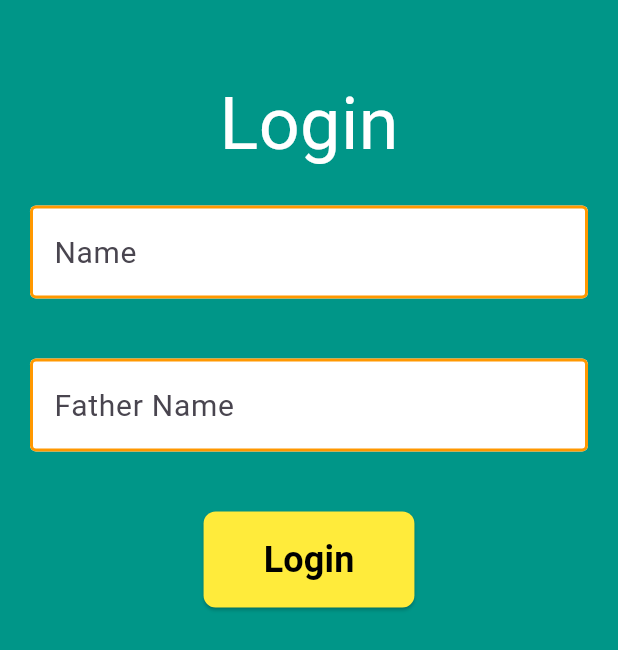
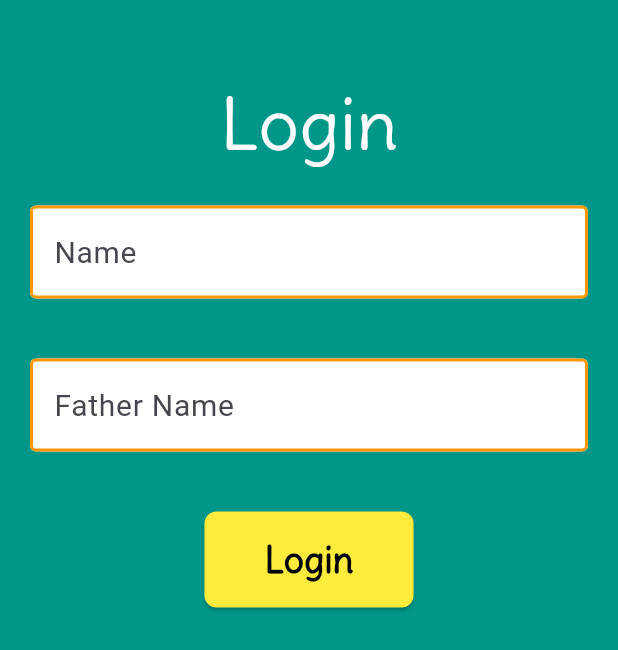
Before and after one commit to AKRASHEJAZ/testingSystem, a Flutter app: the screen it shows after launch, on a phone screen of 412 x 824 dp. Shown: the part 258-908 px from the top of the screen. Run offline on Flutter 3.47's test engine with Material 3 defaults, Android fonts, the phone set to English and light mode, and no system bars.

Commit message:
added delius font

```diff
--- a/lib/customWidgets/typography/buttonText.dart
+++ b/lib/customWidgets/typography/buttonText.dart
@@ -8,7 +8,11 @@ class ButtonText extends StatelessWidget {
   Widget build(BuildContext context) {
     return (Text(
       buttonText,
-      style: const TextStyle(fontSize: 24, fontWeight: FontWeight.bold),
+      style: const TextStyle(
+        fontSize: 24,
+        fontWeight: FontWeight.bold,
+        fontFamily: 'delius',
+      ),
     ));
   }
 }
--- a/lib/customWidgets/typography/heading1.dart
+++ b/lib/customWidgets/typography/heading1.dart
@@ -8,7 +8,11 @@ class Heading extends StatelessWidget {
   Widget build(Object context) {
     return (Text(
       this.text,
-      style: TextStyle(color: AppColorScheme.primary1, fontSize: 48),
+      style: TextStyle(
+        color: AppColorScheme.primary1,
+        fontSize: 48,
+        fontFamily: 'delius',
+      ),
     ));
   }
 }
--- a/lib/customWidgets/typography/heading2.dart
+++ b/lib/customWidgets/typography/heading2.dart
@@ -8,7 +8,11 @@ class Heading extends StatelessWidget {
   Widget build(Object context) {
     return (Text(
       this.text,
-      style: TextStyle(color: AppColorScheme.ascent1, fontSize: 48),
+      style: TextStyle(
+        color: AppColorScheme.ascent1,
+        fontSize: 48,
+        fontFamily: 'delius',
+      ),
     ));
   }
 }
--- a/lib/main.dart
+++ b/lib/main.dart
@@ -10,6 +10,11 @@ class MainApp extends StatelessWidget {
 
   @override
   Widget build(BuildContext context) {
-    return (LoginScreen());
+    return MaterialApp(
+      debugShowCheckedModeBanner: false,
+      title: 'My App',
+      theme: ThemeData(fontFamily: 'Delius'),
+      home: const LoginScreen(),
+    );
   }
 }
--- a/pubspec.yaml
+++ b/pubspec.yaml
@@ -17,3 +17,8 @@ dev_dependencies:
 
 flutter:
   uses-material-design: true
+  fonts:
+    - family: Delius
+      fonts:
+        - asset: assets/fonts/Delius-Regular.ttf
+          weight: 700
```
Also changed, not shown: assets/fonts/Delius-Regular.ttf (added).
